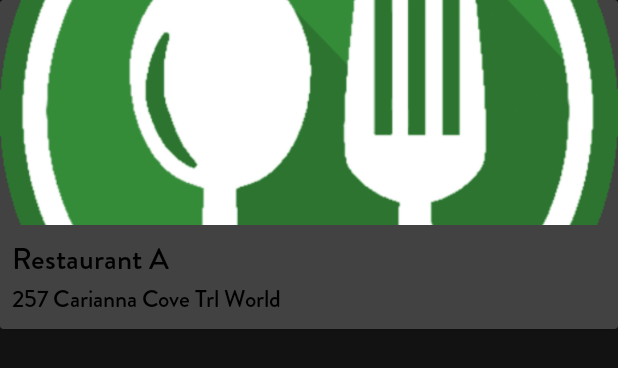
After one commit to robbidarwis22/KotlinEatItV2Shipper, an Android app: the layout layout_restaurant.xml on its own in the app's theme, with its tools: preview values and no code run, on a phone screen of 412 x 824 dp. The commit adds this screen. Shown: the top 368 px of the screen. Run offline under Robolectric (Android 15) with nearby library versions, the phone set to English and light mode, and no system bars.

Commit message:
Shipper App working with multiple Restaurant

```diff
--- a/app/src/main/AndroidManifest.xml
+++ b/app/src/main/AndroidManifest.xml
@@ -1,14 +1,12 @@
 <?xml version="1.0" encoding="utf-8"?>
 <manifest xmlns:android="http://schemas.android.com/apk/res/android"
     package="com.example.kotlineatitv2shipper">
-
     <!--
          The ACCESS_COARSE/FINE_LOCATION permissions are not required to use
          Google Maps Android API v2, but you must specify either coarse or fine
          location permissions for the "MyLocation" functionality.
     -->
     <uses-permission android:name="android.permission.ACCESS_FINE_LOCATION" />
-
     <uses-permission android:name="android.permission.CALL_PHONE" />
 
     <application
@@ -18,7 +16,7 @@
         android:roundIcon="@mipmap/ic_launcher_round"
         android:supportsRtl="true"
         android:theme="@style/AppTheme">
-
+        <activity android:name=".RestaurantListActivity"></activity>
         <!--
              The API key for Google Maps-based APIs is defined as a string resource.
              (See the file "res/values/google_maps_api.xml").
@@ -33,7 +31,7 @@
 
         <activity
             android:name=".ShippingActivity"
-            android:label="@string/title_activity_shipping"></activity>
+            android:label="@string/title_activity_shipping" />
         <activity
             android:name=".HomeActivity"
             android:label="@string/title_activity_home"
--- a/app/src/main/java/com/example/kotlineatitv2shipper/common/Common.kt
+++ b/app/src/main/java/com/example/kotlineatitv2shipper/common/Common.kt
@@ -19,12 +19,16 @@ import android.widget.TextView
 import android.widget.Toast
 import androidx.core.app.NotificationCompat
 import com.example.kotlineatitv2shipper.R
+import com.example.kotlineatitv2shipper.model.RestaurantModel
 import com.example.kotlineatitv2shipper.model.ShipperUserModel
 import com.example.kotlineatitv2shipper.model.TokenModel
 import com.google.android.gms.maps.model.LatLng
 import com.google.firebase.database.FirebaseDatabase
 
 object Common {
+    val RESTAURANT_SAVE: String="RESTAURANT_SAVE"
+    var currentRestaurant: RestaurantModel?=null
+    val RESTAURANT_REF: String="Restaurant" //same as firebase
     val TRIP_START: String?="Trip"
     val SHIPPING_DATA: String?="ShippingData"
     val SHIPPING_ORDER_REF: String="ShippingOrder" //same as server app
--- /dev/null
+++ b/app/src/main/java/com/example/kotlineatitv2shipper/model/eventbus/RestaurantSelectEvent.kt
@@ -0,0 +1,5 @@
+package com.example.kotlineatitv2shipper.model.eventbus
+
+import com.example.kotlineatitv2shipper.model.RestaurantModel
+
+class RestaurantSelectEvent(var restaurantModel: RestaurantModel)
--- a/app/src/main/java/com/example/kotlineatitv2shipper/ui/home/HomeViewModel.kt
+++ b/app/src/main/java/com/example/kotlineatitv2shipper/ui/home/HomeViewModel.kt
@@ -30,7 +30,9 @@ class HomeViewModel : ViewModel(), IShippingOrderCallbackListener {
     private fun loadOrderByShipper(shipperPhone: String) {
         val tempList : MutableList<ShippingOrderModel> = ArrayList()
         val orderRef = FirebaseDatabase.getInstance()
-            .getReference(Common.SHIPPING_ORDER_REF)
+            .getReference(Common.RESTAURANT_REF)
+            .child(Common.currentRestaurant!!.uid)
+            .child(Common.SHIPPING_ORDER_REF)
             .orderByChild("shipperPhone")
             .equalTo(Common.currentShipperUser!!.phone)
 
--- /dev/null
+++ b/app/src/main/res/layout/layout_restaurant.xml
@@ -0,0 +1,49 @@
+<?xml version="1.0" encoding="utf-8"?>
+<androidx.cardview.widget.CardView
+    xmlns:android="http://schemas.android.com/apk/res/android"
+    xmlns:app="http://schemas.android.com/apk/res-auto"
+    android:layout_width="match_parent"
+    android:layout_height="wrap_content">
+
+    <LinearLayout
+        android:orientation="vertical"
+        android:layout_width="match_parent"
+        android:layout_height="wrap_content">
+
+        <ImageView
+            android:id="@+id/img_restaurant"
+            android:src="@drawable/logo"
+            android:scaleType="centerCrop"
+            android:layout_width="match_parent"
+            android:layout_height="150dp"/>
+
+        <LinearLayout
+            android:orientation="vertical"
+            android:padding="8dp"
+            android:layout_width="match_parent"
+            android:layout_height="wrap_content">
+
+            <TextView
+                android:id="@+id/txt_restaurant_name"
+                android:text="Restaurant A"
+                android:fontFamily="@font/brandon_medium"
+                android:textSize="20sp"
+                android:textColor="@android:color/black"
+                android:layout_width="wrap_content"
+                android:layout_height="wrap_content"/>
+
+            <TextView
+                android:id="@+id/txt_restaurant_address"
+                android:text="257 Carianna Cove Trl World"
+                android:fontFamily="@font/brandon_medium"
+                android:textSize="16sp"
+                android:textColor="@android:color/black"
+                android:layout_width="wrap_content"
+                android:layout_height="wrap_content"/>
+
+
+        </LinearLayout>
+
+    </LinearLayout>
+
+</androidx.cardview.widget.CardView>
--- a/app/src/main/res/values/strings.xml
+++ b/app/src/main/res/values/strings.xml
@@ -12,4 +12,5 @@
     <string name="menu_gallery">Gallery</string>
     <string name="menu_slideshow">Slideshow</string>
     <string name="title_activity_shipping">Map</string>
+    <string name="menu_exit">Sign out</string>
 </resources>
```
Also changed, not shown: app/build.gradle (+6 -4 lines), app/src/main/java/com/example/kotlineatitv2shipper/HomeActivity.kt (+39 -2 lines), app/src/main/java/com/example/kotlineatitv2shipper/MainActivity.kt (+23 -66 lines), app/src/main/java/com/example/kotlineatitv2shipper/RestaurantListActivity.kt (added, +237 -0 lines), app/src/main/java/com/example/kotlineatitv2shipper/adapter/MyRestaurantAdapter.kt (added, +75 -0 lines), app/src/main/java/com/example/kotlineatitv2shipper/callback/IRecyclerItemClickListener.kt (added, +7 -0 lines), app/src/main/java/com/example/kotlineatitv2shipper/callback/IRestaurantCallbackListener.kt (added, +8 -0 lines), app/src/main/java/com/example/kotlineatitv2shipper/model/RestaurantModel.kt (added, +10 -0 lines), app/src/main/res/drawable/ic_baseline_exit_to_app_24.xml (added, +10 -0 lines), app/src/main/res/layout/activity_restaurant_list.xml (added, +14 -0 lines), app/src/main/res/menu/activity_main_drawer.xml (+4 -11 lines).
